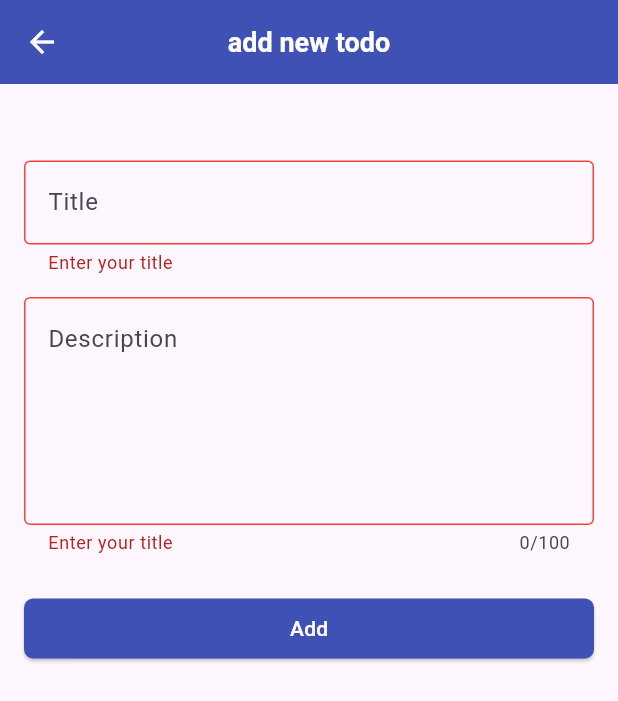
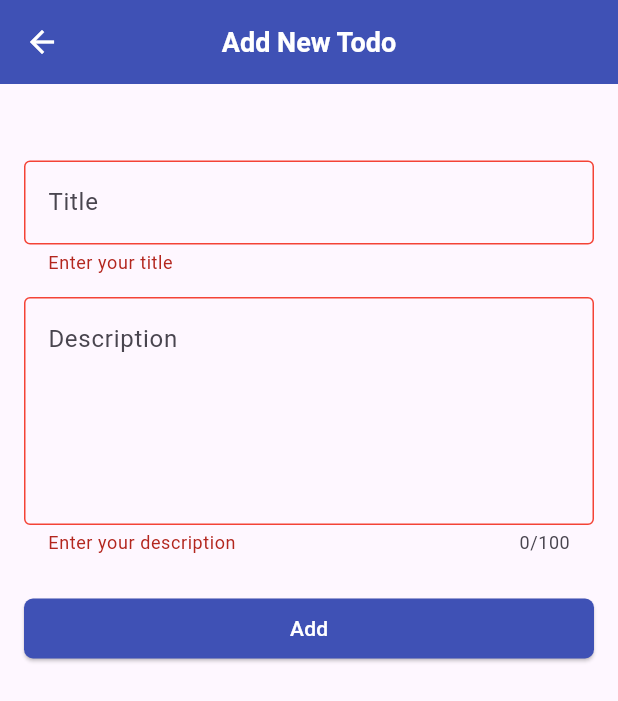
Before and after one commit to abdulhai06/todoappusingapi, a Flutter app: the AddNewToDo screen opened directly, after a tap on "Add", on a phone screen of 412 x 824 dp. Shown: the top 701 px of the screen. Run offline on Flutter 3.47's test engine with Material 3 defaults, Android fonts, the phone set to English and light mode, and no system bars.

Commit message:
functionality of todo

```diff
--- a/lib/add_new_todo.dart
+++ b/lib/add_new_todo.dart
@@ -1,4 +1,5 @@
 import 'package:flutter/material.dart';
+import 'package:todo_api/todo.dart';
 
 class AddNewToDo extends StatefulWidget {
   const AddNewToDo({super.key});
@@ -6,16 +7,19 @@ class AddNewToDo extends StatefulWidget {
   @override
   State<AddNewToDo> createState() => _AddNewToDoState();
 }
-final GlobalKey<FormState> _formkey = GlobalKey<FormState>();
-final TextEditingController _titleTEcontroller = TextEditingController();
-final TextEditingController _descriptionTEcontroller = TextEditingController();
 
 class _AddNewToDoState extends State<AddNewToDo> {
+  final GlobalKey<FormState> _formkey = GlobalKey<FormState>();
+  final TextEditingController _titleTEcontroller = TextEditingController();
+  final TextEditingController _descriptionTEcontroller = TextEditingController();
+
+
+
   @override
   Widget build(BuildContext context) {
     return Scaffold(
       appBar: AppBar(
-        title: const Text('add new todo'),
+        title: const Text('Add New Todo'),
       ),
       body: Padding(
         padding: const EdgeInsets.all(16),
@@ -28,8 +32,8 @@ class _AddNewToDoState extends State<AddNewToDo> {
               ),
               TextFormField(
                 controller: _titleTEcontroller,
-                validator: (String? value){
-                  final v=value?? '';
+                validator: (String? value) {
+                  final v = value ?? '';
                   if (v.trim().isEmpty) {
                     return 'Enter your title';
                   }
@@ -43,10 +47,10 @@ class _AddNewToDoState extends State<AddNewToDo> {
               ),
               TextFormField(
                 controller: _descriptionTEcontroller,
-                validator: (String? value){
-                  final v=value?? '';
+                validator: (String? value) {
+                  final v = value ?? '';
                   if (v.trim().isEmpty) {
-                    return 'Enter your title';
+                    return 'Enter your description';
                   }
                   return null;
                 },
@@ -59,13 +63,21 @@ class _AddNewToDoState extends State<AddNewToDo> {
                 height: 25,
               ),
               SizedBox(
-                width: MediaQuery.sizeOf(context).width,
-                child: ElevatedButton(onPressed: () {
-                  if (_formkey.currentState!.validate()) {
-                    Navigator.pop(context);
-                  }
-                }, child: const Text('Add')),
-              )
+                width: MediaQuery.of(context).size.width,
+                child: ElevatedButton(
+                  onPressed: () {
+                    if (_formkey.currentState!.validate()) {
+                      Todo todo = Todo(
+                        _titleTEcontroller.text.trim(),
+                        _descriptionTEcontroller.text.trim(),
+                        DateTime.now(),
+                      );
+                      Navigator.pop(context, todo);
+                    }
+                  },
+                  child: const Text('Add'),
+                ),
+              ),
             ],
           ),
         ),
--- /dev/null
+++ b/lib/todo.dart
@@ -0,0 +1,7 @@
+class Todo {
+  String title;
+  String description;
+  DateTime dateTime;
+
+  Todo(this.title, this.description, this.dateTime);
+}
```
Also changed, not shown: lib/list_of_todo.dart (+27 -14 lines).
